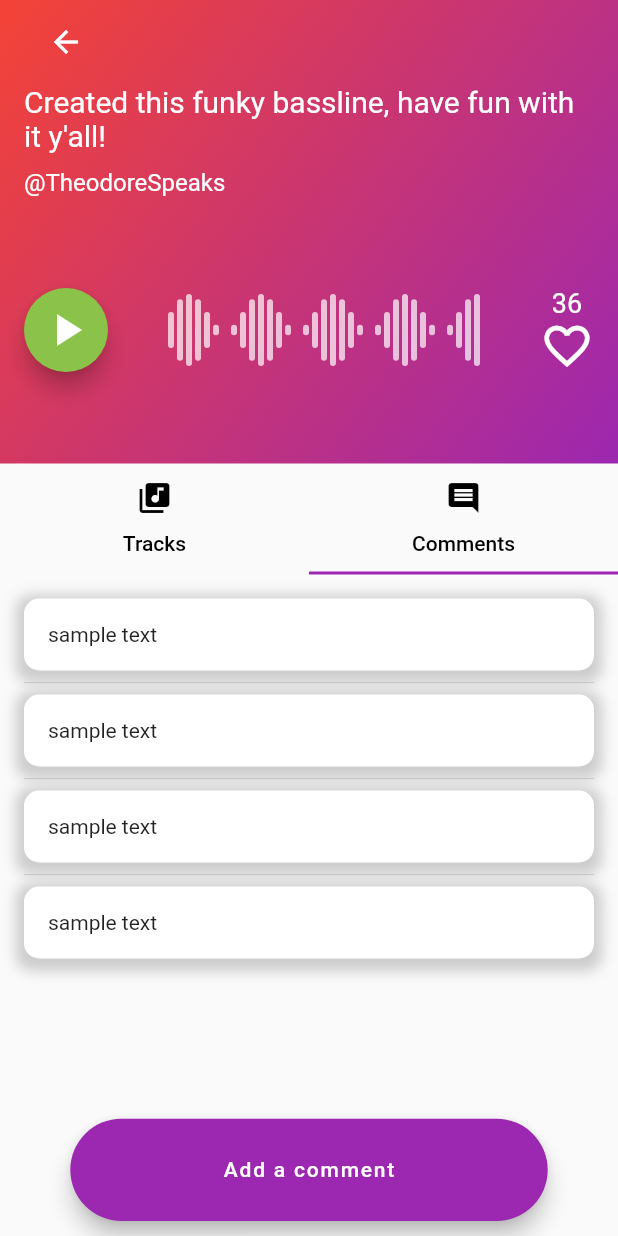
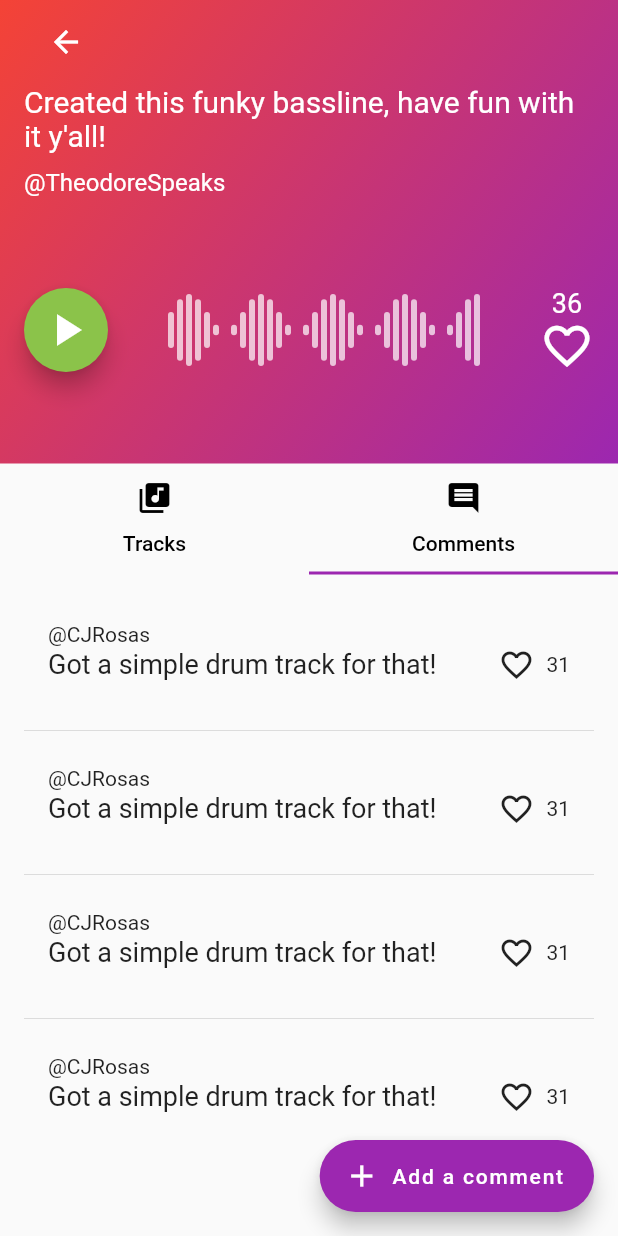
Before and after one commit to TheodoreSpeaks/rechord, a Flutter app: the SongPage screen opened directly, tab 2 chosen, after a tap on "Add a comment", on a phone screen of 412 x 824 dp. Run offline on Flutter 3.47's test engine with Material 2 defaults, Android fonts, the phone set to English and light mode, and no system bars; our stand-ins replace dio, permission_handler; missing offline and left inert: sounds.

Commit message:
Tweak songpage ui

```diff
--- a/lib/SongPage.dart
+++ b/lib/SongPage.dart
@@ -13,11 +13,20 @@ class _SongPageState extends State<SongPage> with TickerProviderStateMixin {
   void initState() {
     super.initState();
     _tabController = TabController(length: 2, vsync: this);
+    _tabController?.addListener(() {
+      setState(() {});
+    });
   }
 
   @override
   Widget build(BuildContext context) {
     return Scaffold(
+      floatingActionButton: FloatingActionButton.extended(
+        onPressed: () {},
+        label:
+            Text(_tabController?.index == 0 ? 'Add a track' : 'Add a comment'),
+        icon: Icon(Icons.add),
+      ),
       body: Column(
         children: [
           Expanded(
@@ -63,7 +72,6 @@ class _SongPageState extends State<SongPage> with TickerProviderStateMixin {
               children: [
                 Column(children: [
                   Expanded(
-                    flex: 8,
                     child: ListView.separated(
                         itemCount: getTrackCount(),
                         separatorBuilder: (BuildContext context, int index) =>
@@ -74,19 +82,6 @@ class _SongPageState extends State<SongPage> with TickerProviderStateMixin {
                           return TrackComment();
                         }),
                   ),
-                  Expanded(
-                    flex: 2,
-                    child: Padding(
-                        padding: const EdgeInsets.symmetric(
-                            vertical: 10.0, horizontal: 16.0),
-                        child: AspectRatio(
-                          aspectRatio: 42 / 9,
-                          child: FloatingActionButton.extended(
-                              heroTag: null,
-                              onPressed: () {},
-                              label: Text('Add a new track')),
-                        )),
-                  )
                 ]),
                 Column(children: [
                   Expanded(
@@ -101,19 +96,6 @@ class _SongPageState extends State<SongPage> with TickerProviderStateMixin {
                           return Comment();
                         }),
                   ),
-                  Expanded(
-                    flex: 2,
-                    child: Padding(
-                        padding: const EdgeInsets.symmetric(
-                            vertical: 10.0, horizontal: 16.0),
-                        child: AspectRatio(
-                          aspectRatio: 42 / 9,
-                          child: FloatingActionButton.extended(
-                              heroTag: null,
-                              onPressed: () {},
-                              label: Text('Add a comment')),
-                        )),
-                  )
                 ]),
               ],
             ),
@@ -213,22 +195,6 @@ class TrackComment extends StatelessWidget {
   @override
   Widget build(BuildContext context) {
     return Container(
-      decoration: BoxDecoration(
-        color: Colors.white,
-        borderRadius: BorderRadius.only(
-            topLeft: Radius.circular(10),
-            topRight: Radius.circular(10),
-            bottomLeft: Radius.circular(10),
-            bottomRight: Radius.circular(10)),
-        boxShadow: [
-          BoxShadow(
-            color: Colors.grey.withOpacity(0.5),
-            spreadRadius: 5,
-            blurRadius: 7,
-            offset: Offset(0, 3), // changes position of shadow
-          ),
-        ],
-      ),
       padding: EdgeInsets.all(16),
       child: Column(
         crossAxisAlignment: CrossAxisAlignment.start,
@@ -261,23 +227,30 @@ class Comment extends StatelessWidget {
   @override
   Widget build(BuildContext context) {
     return Container(
-        decoration: BoxDecoration(
-          color: Colors.white,
-          borderRadius: BorderRadius.only(
-              topLeft: Radius.circular(10),
-              topRight: Radius.circular(10),
-              bottomLeft: Radius.circular(10),
-              bottomRight: Radius.circular(10)),
-          boxShadow: [
-            BoxShadow(
-              color: Colors.grey.withOpacity(0.5),
-              spreadRadius: 5,
-              blurRadius: 7,
-              offset: Offset(0, 3), // changes position of shadow
+        padding: EdgeInsets.all(16),
+        child: Column(
+          crossAxisAlignment: CrossAxisAlignment.start,
+          children: [
+            Text('@CJRosas'),
+            Row(
+              children: [
+                Expanded(
+                  child: Text('Got a simple drum track for that!',
+                      style: TextStyle(fontSize: 18)),
+                ),
+                Icon(
+                  Icons.favorite_border,
+                  size: 24,
+                ),
+                SizedBox(width: 8.0),
+                Text('31')
+              ],
             ),
+            SizedBox(height: 8),
+            Row(
+              children: [],
+            )
           ],
-        ),
-        padding: EdgeInsets.all(16),
-        child: Text("sample text"));
+        ));
   }
 }
```
